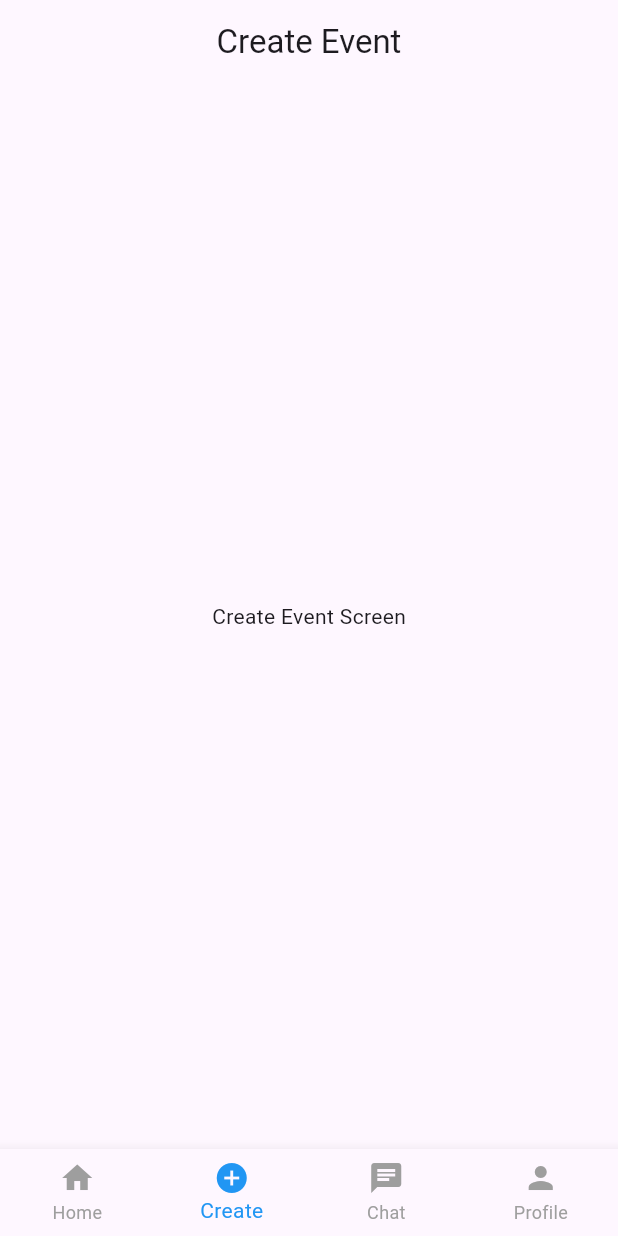
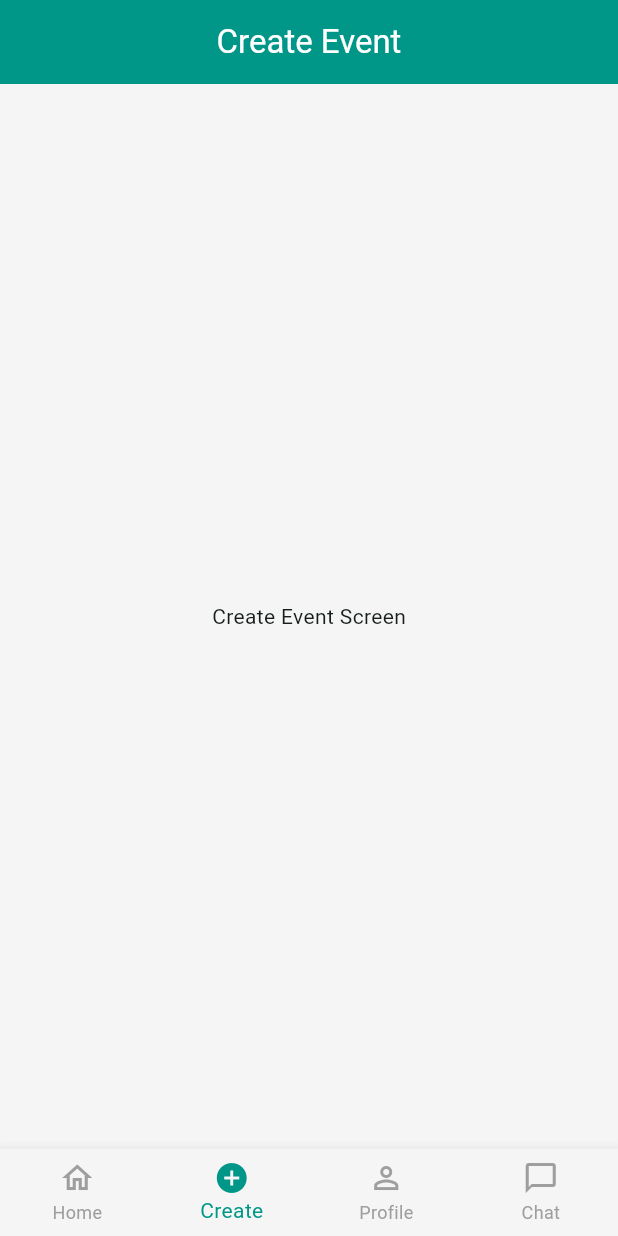
Before and after one commit to sandy4242/CircleOfInterest, a Flutter app: the screen it shows after launch, item 2 of the bottom bar chosen, on a phone screen of 412 x 824 dp. Run offline on Flutter 3.47's test engine with Material 3 defaults, Android fonts, the phone set to English and light mode, and no system bars; our stand-ins replace go_router.

Commit message:
added constants and upadted according to the app's theme

```diff
--- /dev/null
+++ b/lib/constants/constants.dart
@@ -0,0 +1,11 @@
+class AppConstants {
+  // Bottom Navigation Labels
+  static const String homeLabel = "Home";
+  static const String chatLabel = "Chat";
+  static const String profileLabel = "Profile";
+  static const String circleOfInterestLabel = "CircleOfInterest";
+
+  // Add other navigation labels as needed
+  static const String createLabel = "Create";
+  static const String notificationsLabel = "Notifications";
+}
--- a/lib/main.dart
+++ b/lib/main.dart
@@ -1,6 +1,6 @@
-import 'package:circle_of_interest/presentation/screens/home_screen.dart';
-import 'package:circle_of_interest/presentation/widget/bottom_nav.dart';
+import 'package:circle_of_interest/presentation/screens/main_screen.dart';
 import 'package:flutter/material.dart';
+import 'core/theme/app_theme.dart';
 
 void main() {
   runApp(const CircleOfInterest());
@@ -14,10 +14,8 @@ class CircleOfInterest extends StatelessWidget {
     return MaterialApp(
       title: 'CircleOfInterest',
       debugShowCheckedModeBanner: false,
-      theme: ThemeData(
-        primarySwatch: Colors.deepPurple,
-        ),
-      home: const MainBottomNavBar(),
+      theme: AppTheme.light,
+      home: const MainScreen(),
     );
   }
 }
--- /dev/null
+++ b/lib/presentation/screens/main_screen.dart
@@ -0,0 +1,38 @@
+import 'package:flutter/material.dart';
+import '../widget/bottom_nav.dart';
+import 'home_screen.dart';
+import 'create_event_screen.dart';
+import 'profile_screen.dart';
+import 'chat_screen.dart';
+
+class MainScreen extends StatefulWidget {
+  const MainScreen({super.key});
+
+  @override
+  State<MainScreen> createState() => _MainScreenState();
+}
+
+class _MainScreenState extends State<MainScreen> {
+  int _currentIndex = 0;
+
+  final List<Widget> _screens = [
+    const HomeScreen(),
+    const CreateEventScreen(),
+    const ProfileScreen(),
+    const ChatScreen(),
+  ];
+
+  void _onTabTapped(int index) {
+    setState(() {
+      _currentIndex = index;
+    });
+  }
+
+  @override
+  Widget build(BuildContext context) {
+    return Scaffold(
+      body: IndexedStack(index: _currentIndex, children: _screens),
+      bottomNavigationBar: BottomNavigationWidget(currentIndex: _currentIndex, onTap: _onTabTapped),
+    );
+  }
+}
--- a/lib/presentation/widget/bottom_nav.dart
+++ b/lib/presentation/widget/bottom_nav.dart
@@ -1,48 +1,49 @@
+// lib/widgets/bottom_navigation_widget.dart
 import 'package:flutter/material.dart';
+import '../../constants/constants.dart';
+import '../../core/theme/app_colors.dart';
 
-import '../screens/chat_screen.dart';
-import '../screens/create_event_screen.dart';
-import '../screens/home_screen.dart';
-import '../screens/profile_screen.dart';
+class BottomNavigationWidget extends StatelessWidget {
+  final int currentIndex;
+  final Function(int) onTap;
 
-class MainBottomNavBar extends StatefulWidget {
-  const MainBottomNavBar({super.key});
-
-  @override
-  State<MainBottomNavBar> createState() => _MainBottomNavBarState();
-}
-
-class _MainBottomNavBarState extends State<MainBottomNavBar> {
-  int _currentIndex = 0;
-
-  final List<Widget> _screens = [
-    const HomeScreen(),
-    const CreateEventScreen(),
-    const ChatScreen(),
-    const ProfileScreen(),
-  ];
+  const BottomNavigationWidget({Key? key, required this.currentIndex, required this.onTap}) : super(key: key);
 
   @override
   Widget build(BuildContext context) {
-    return Scaffold(
-      body: IndexedStack(index: _currentIndex, children: _screens),
-      bottomNavigationBar: BottomNavigationBar(
-        type: BottomNavigationBarType.fixed,
-        currentIndex: _currentIndex,
-        selectedItemColor: Colors.blue,
-        unselectedItemColor: Colors.grey,
-        onTap: (index) {
-          setState(() {
-            _currentIndex = index;
-          });
-        },
-        items: const [
-          BottomNavigationBarItem(icon: Icon(Icons.home), label: 'Home'),
-          BottomNavigationBarItem(icon: Icon(Icons.add_circle), label: 'Create'),
-          BottomNavigationBarItem(icon: Icon(Icons.chat), label: 'Chat'),
-          BottomNavigationBarItem(icon: Icon(Icons.person), label: 'Profile'),
-        ],
-      ),
+    return BottomNavigationBar(
+      currentIndex: currentIndex,
+      onTap: onTap,
+      selectedItemColor: AppColors.primary,
+      unselectedItemColor: Colors.grey,
+      type: BottomNavigationBarType.fixed,
+      backgroundColor: AppColors.background,
+      items: _buildBottomNavItems(),
     );
   }
+
+  List<BottomNavigationBarItem> _buildBottomNavItems() {
+    return [
+      BottomNavigationBarItem(
+        icon: const Icon(Icons.home_outlined),
+        activeIcon: const Icon(Icons.home),
+        label: AppConstants.homeLabel,
+      ),
+      BottomNavigationBarItem(
+        icon: const Icon(Icons.add_circle_outline),
+        activeIcon: const Icon(Icons.add_circle),
+        label: AppConstants.createLabel,
+      ),
+      BottomNavigationBarItem(
+        icon: const Icon(Icons.person_outline),
+        activeIcon: const Icon(Icons.person),
+        label: AppConstants.profileLabel,
+      ),
+      BottomNavigationBarItem(
+        icon: const Icon(Icons.chat_bubble_outline),
+        activeIcon: const Icon(Icons.chat_bubble),
+        label: AppConstants.chatLabel,
+      ),
+    ];
+  }
 }
```
